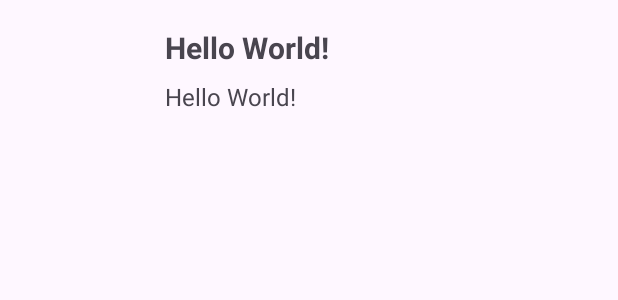
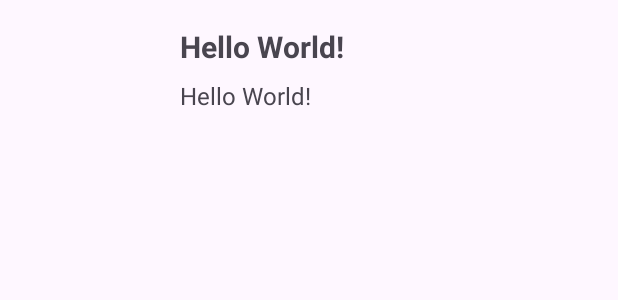
Before and after one commit to Narkobaron15/MyStore, an Android app: the layout custom_list_item.xml on its own in the app's theme, with its tools: preview values and no code run, on a phone screen of 412 x 824 dp. Shown: the top 300 px of the screen. Run offline under Robolectric (Android 15) with nearby library versions, the phone set to English and light mode, and no system bars.

Commit message:
Small design changes

```diff
--- a/MyStoreClient/app/src/main/res/layout/activity_main.xml
+++ b/MyStoreClient/app/src/main/res/layout/activity_main.xml
@@ -10,7 +10,7 @@
         android:id="@+id/custom_view"
         android:layout_height="match_parent"
         android:layout_width="match_parent"
-        android:paddingHorizontal="7dp"
+        android:paddingHorizontal="15dp"
         android:paddingVertical="17dp" />
 
 </androidx.constraintlayout.widget.ConstraintLayout>
--- a/MyStoreClient/app/src/main/res/layout/custom_list_item.xml
+++ b/MyStoreClient/app/src/main/res/layout/custom_list_item.xml
@@ -20,8 +20,8 @@
         android:layout_height="wrap_content"
         android:text="Hello World!"
         android:textSize="20sp"
-        android:layout_marginTop="18dp"
-        android:layout_marginStart="10dp"
+        android:layout_marginTop="17dp"
+        android:layout_marginStart="20dp"
         android:textStyle="bold"
         app:layout_constraintTop_toTopOf="parent"
         app:layout_constraintLeft_toRightOf="@id/picture"/>
@@ -31,8 +31,8 @@
         android:layout_height="wrap_content"
         android:text="Hello World!"
         android:textSize="16sp"
-        android:layout_marginStart="10dp"
         android:layout_marginTop="8dp"
+        android:layout_marginStart="20dp"
         app:layout_constraintTop_toBottomOf="@id/header"
         app:layout_constraintLeft_toRightOf="@id/picture"/>
 </androidx.constraintlayout.widget.ConstraintLayout>
```
